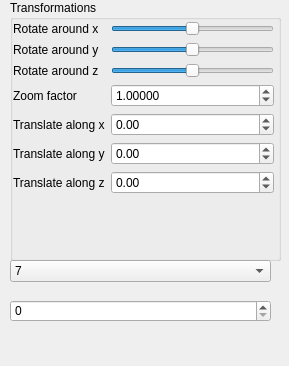
Above: GUI/SideWidget.ui from istee/cor3d before the change. Below: the same form after it.
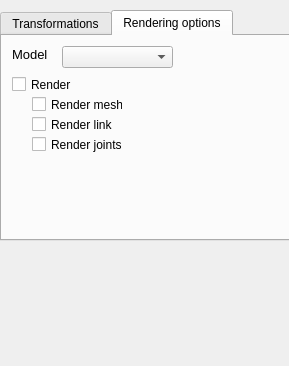
That is the form after the change.

What changed in the file:
```diff
--- a/GUI/SideWidget.ui
+++ b/GUI/SideWidget.ui
@@ -25,11 +25,27 @@
   <property name="windowTitle">
    <string>Form</string>
   </property>
+  <widget class="QTabWidget" name="tabWidget">
+   <property name="geometry">
+    <rect>
+     <x>0</x>
+     <y>10</y>
+     <width>291</width>
+     <height>231</height>
+    </rect>
+   </property>
+   <property name="currentIndex">
+    <number>1</number>
+   </property>
+   <widget class="QWidget" name="Transformations">
+    <attribute name="title">
+     <string>Transformations</string>
+    </attribute>
   <widget class="QGroupBox" name="groupBox">
    <property name="geometry">
     <rect>
-     <x>10</x>
-     <y>0</y>
+       <x>0</x>
+       <y>10</y>
      <width>271</width>
      <height>261</height>
     </rect>
@@ -217,35 +233,92 @@
     </layout>
    </widget>
   </widget>
-  <widget class="QComboBox" name="comboBox">
+   </widget>
+   <widget class="QWidget" name="Rendering_options">
+    <attribute name="title">
+     <string>Rendering options</string>
+    </attribute>
+    <widget class="QComboBox" name="comboBox_2">
    <property name="geometry">
     <rect>
-     <x>10</x>
-     <y>260</y>
-     <width>261</width>
+       <x>60</x>
+       <y>10</y>
+       <width>111</width>
      <height>22</height>
     </rect>
    </property>
-   <item>
-    <property name="text">
-     <string>7</string>
-    </property>
-   </item>
-   <item>
+    </widget>
+    <widget class="QLabel" name="label_8">
+     <property name="geometry">
+      <rect>
+       <x>10</x>
+       <y>10</y>
+       <width>51</width>
+       <height>16</height>
+      </rect>
+     </property>
+     <property name="font">
+      <font>
+       <pointsize>10</pointsize>
+      </font>
+     </property>
     <property name="text">
-     <string>10</string>
-    </property>
-   </item>
-  </widget>
-  <widget class="QSpinBox" name="spinBox">
+      <string>Model</string>
+     </property>
+    </widget>
+    <widget class="QCheckBox" name="checkBox">
    <property name="geometry">
     <rect>
      <x>10</x>
-     <y>300</y>
-     <width>261</width>
-     <height>22</height>
-    </rect>
-   </property>
+       <y>40</y>
+       <width>70</width>
+       <height>17</height>
+      </rect>
+     </property>
+     <property name="text">
+      <string>Render</string>
+     </property>
+    </widget>
+    <widget class="QCheckBox" name="checkBox_2">
+     <property name="geometry">
+      <rect>
+       <x>30</x>
+       <y>100</y>
+       <width>91</width>
+       <height>17</height>
+      </rect>
+     </property>
+     <property name="text">
+      <string>Render joints</string>
+     </property>
+    </widget>
+    <widget class="QCheckBox" name="checkBox_3">
+     <property name="geometry">
+      <rect>
+       <x>30</x>
+       <y>80</y>
+       <width>81</width>
+       <height>17</height>
+      </rect>
+     </property>
+     <property name="text">
+      <string>Render links</string>
+     </property>
+    </widget>
+    <widget class="QCheckBox" name="checkBox_4">
+     <property name="geometry">
+      <rect>
+       <x>30</x>
+       <y>60</y>
+       <width>91</width>
+       <height>17</height>
+      </rect>
+     </property>
+     <property name="text">
+      <string>Render mesh</string>
+     </property>
+    </widget>
+   </widget>
   </widget>
  </widget>
  <resources/>
```
Left out of the diff: 19 changed lines with no effect on the pictures. Lines whose indentation alone changed are shown as unchanged.
